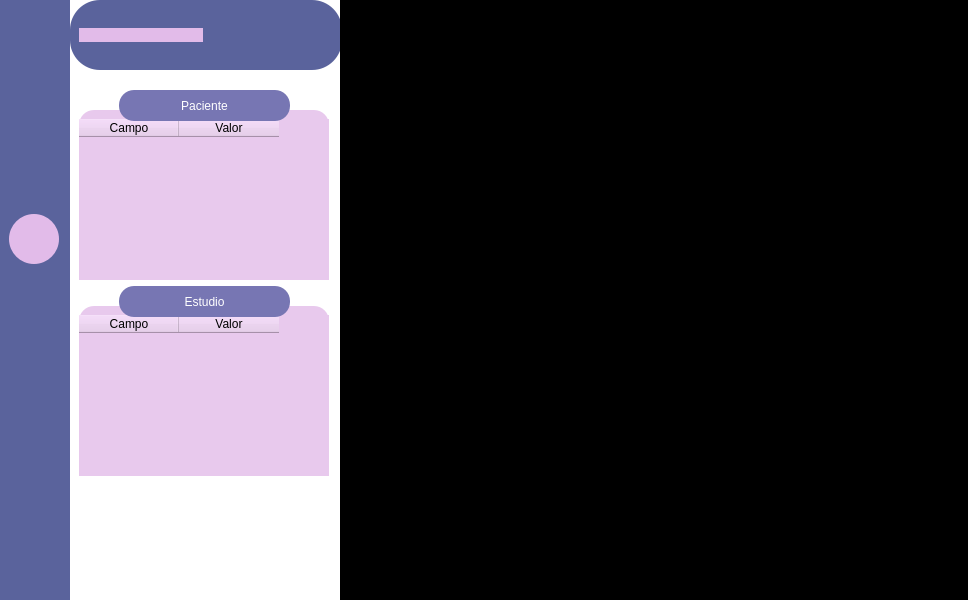
Before: the Qt Designer form ventanaPrincipal.ui in Tesis-PFG/BRICOM, drawn with Qt 5.
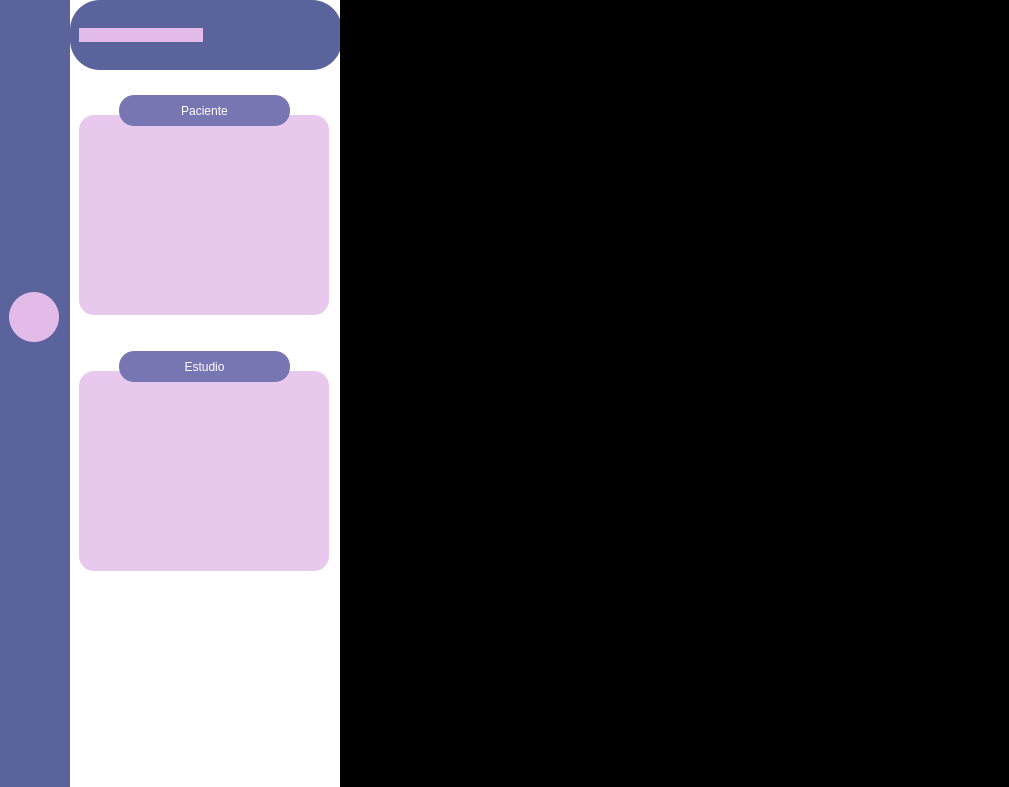
After: the same form once the commit is applied. The open tabs and pages were chosen to show the change. Icons and pictures are not drawn.

Patch:
```diff
--- a/ventanaPrincipal.ui
+++ b/ventanaPrincipal.ui
@@ -6,8 +6,8 @@
    <rect>
     <x>0</x>
     <y>0</y>
-    <width>968</width>
-    <height>600</height>
+    <width>1009</width>
+    <height>787</height>
    </rect>
   </property>
   <property name="minimumSize">
@@ -421,6 +421,12 @@
               <number>1</number>
              </property>
              <widget class="QWidget" name="submenuPatient">
+              <property name="enabled">
+               <bool>true</bool>
+              </property>
+              <property name="layoutDirection">
+               <enum>Qt::LeftToRight</enum>
+              </property>
               <property name="styleSheet">
                <string notr="true"/>
               </property>
@@ -430,7 +436,7 @@
                  <property name="minimumSize">
                   <size>
                    <width>200</width>
-                   <height>190</height>
+                   <height>250</height>
                   </size>
                  </property>
                  <property name="maximumSize">
@@ -479,17 +485,50 @@
                    <property name="leftMargin">
                     <number>0</number>
                    </property>
+                   <property name="topMargin">
+                    <number>18</number>
+                   </property>
                    <property name="rightMargin">
                     <number>0</number>
                    </property>
                    <item>
                     <widget class="QTableWidget" name="patientInfo_table">
+                     <property name="font">
+                      <font>
+                       <family>Roboto</family>
+                      </font>
+                     </property>
+                     <property name="styleSheet">
+                      <string notr="true">
+QTableWidget::item {
+    text-align: center;
+
+}</string>
+                     </property>
                      <property name="verticalScrollBarPolicy">
                       <enum>Qt::ScrollBarAlwaysOff</enum>
                      </property>
                      <property name="horizontalScrollBarPolicy">
                       <enum>Qt::ScrollBarAlwaysOff</enum>
                      </property>
+                     <property name="selectionMode">
+                      <enum>QAbstractItemView::NoSelection</enum>
+                     </property>
+                     <property name="cornerButtonEnabled">
+                      <bool>false</bool>
+                     </property>
+                     <attribute name="horizontalHeaderVisible">
+                      <bool>false</bool>
+                     </attribute>
+                     <attribute name="horizontalHeaderStretchLastSection">
+                      <bool>true</bool>
+                     </attribute>
+                     <attribute name="verticalHeaderVisible">
+                      <bool>false</bool>
+                     </attribute>
+                     <attribute name="verticalHeaderStretchLastSection">
+                      <bool>true</bool>
+                     </attribute>
                      <column>
                       <property name="text">
                        <string>Campo</string>
@@ -536,7 +575,7 @@
                  <property name="minimumSize">
                   <size>
                    <width>200</width>
-                   <height>190</height>
+                   <height>250</height>
                   </size>
                  </property>
                  <property name="maximumSize">
@@ -559,7 +598,7 @@
                     <x>0</x>
                     <y>20</y>
                     <width>250</width>
-                    <height>200</height>
+                    <height>300</height>
                    </rect>
                   </property>
                   <property name="minimumSize">
@@ -589,13 +628,30 @@
                     <number>0</number>
                    </property>
                    <item>
-                    <widget class="QTableWidget" name="studytInfo_table">
+                    <widget class="QTableWidget" name="studyInfo_table">
+                     <property name="font">
+                      <font>
+                       <family>Roboto</family>
+                      </font>
+                     </property>
                      <property name="verticalScrollBarPolicy">
                       <enum>Qt::ScrollBarAlwaysOff</enum>
                      </property>
                      <property name="horizontalScrollBarPolicy">
                       <enum>Qt::ScrollBarAlwaysOff</enum>
                      </property>
+                     <attribute name="horizontalHeaderVisible">
+                      <bool>false</bool>
+                     </attribute>
+                     <attribute name="horizontalHeaderStretchLastSection">
+                      <bool>true</bool>
+                     </attribute>
+                     <attribute name="verticalHeaderVisible">
+                      <bool>false</bool>
+                     </attribute>
+                     <attribute name="verticalHeaderStretchLastSection">
+                      <bool>true</bool>
+                     </attribute>
                      <column>
                       <property name="text">
                        <string>Campo</string>
```
Left out of the diff: 41 changed lines with no effect on the pictures.
